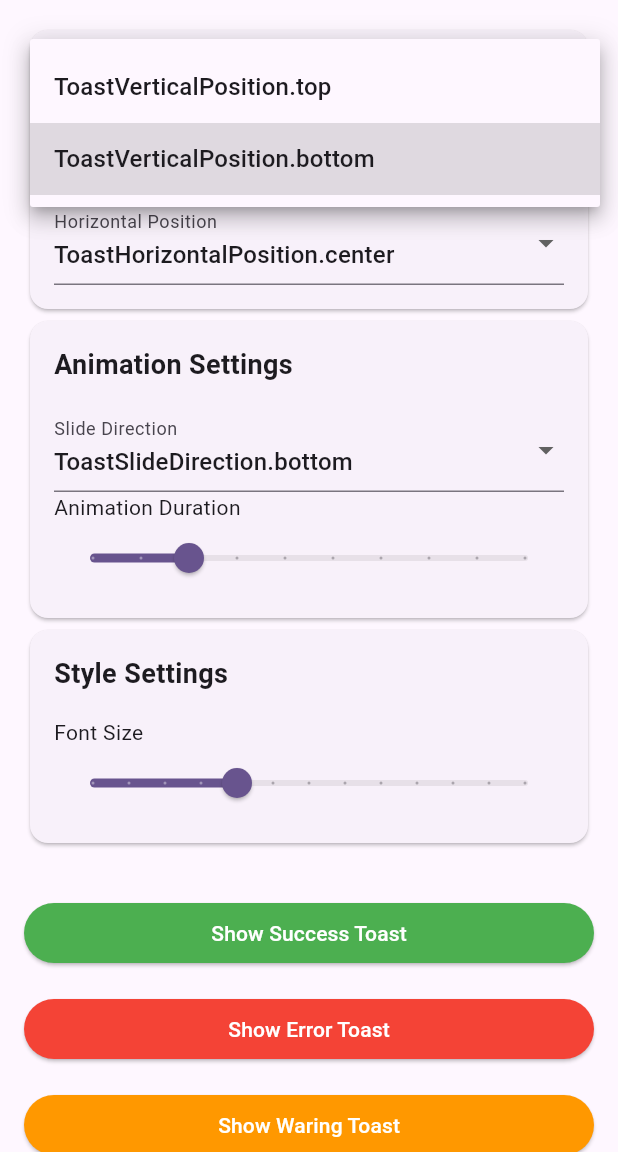
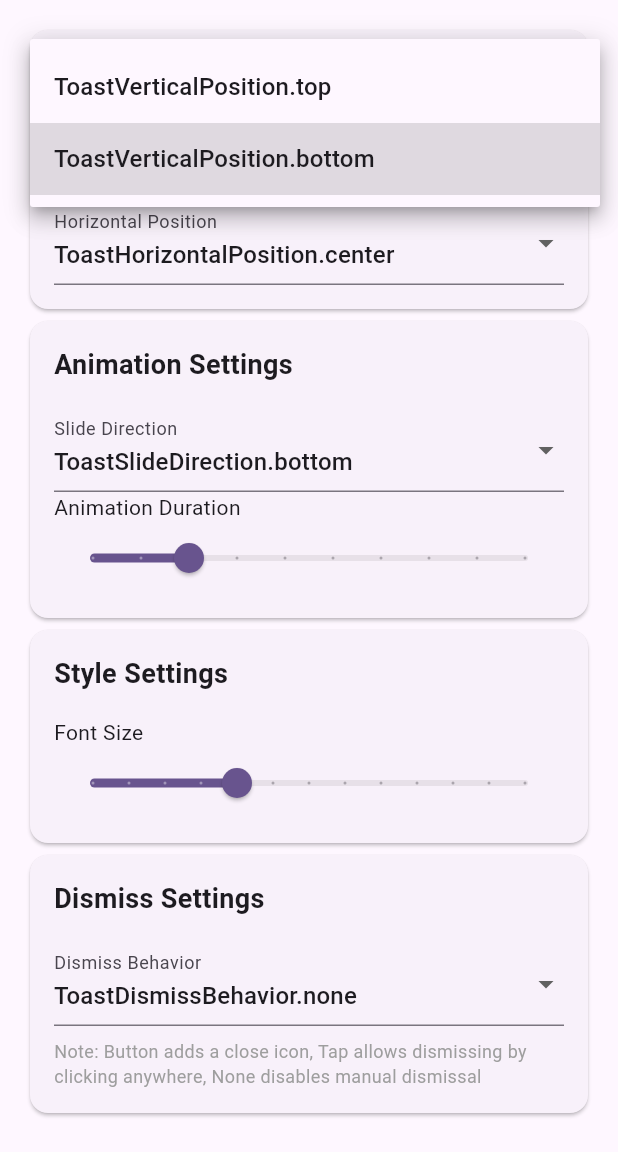
Before and after one commit to zohaibanwer984/mini_toast, a Flutter app: the screen it shows after launch, after a tap on "ToastVerticalPosition.bottom", on a phone screen of 412 x 824 dp, the part 84-1236 px from its top. Run offline on Flutter 3.47's test engine with Material 3 defaults, Android fonts, the phone set to English and light mode, and no system bars.

Commit message:
Updated Example, readme, changelog

```diff
--- a/example/lib/main.dart
+++ b/example/lib/main.dart
@@ -38,6 +38,7 @@ class _MyHomePageState extends State<MyHomePage> {
   final Duration _displayDuration = const Duration(seconds: 3);
   Duration _animationDuration = const Duration(milliseconds: 300);
   double _fontSize = 16.0;
+  ToastDismissBehavior _dismissBehavior = ToastDismissBehavior.none;
 
   @override
   void initState() {
@@ -69,6 +70,8 @@ class _MyHomePageState extends State<MyHomePage> {
             offset: const Offset(0, 4),
           ),
         ],
+        dismissBehavior: _dismissBehavior,
+        closeButtonColor: Colors.white,
       ),
     );
   }
@@ -157,6 +160,32 @@ class _MyHomePageState extends State<MyHomePage> {
                       _updateToastConfig();
                     });
                   },
+                ),
+              ],
+            ),
+            _buildCard(
+              title: 'Dismiss Settings',
+              children: [
+                _buildDropdown<ToastDismissBehavior>(
+                  label: 'Dismiss Behavior',
+                  value: _dismissBehavior,
+                  items: ToastDismissBehavior.values,
+                  onChanged: (value) {
+                    setState(() {
+                      _dismissBehavior = value!;
+                      _updateToastConfig();
+                    });
+                  },
+                ),
+                const Padding(
+                  padding: EdgeInsets.only(top: 8),
+                  child: Text(
+                    'Note: Button adds a close icon, Tap allows dismissing by clicking anywhere, None disables manual dismissal',
+                    style: TextStyle(
+                      color: Colors.grey,
+                      fontSize: 12,
+                    ),
+                  ),
                 ),
               ],
             ),
```
Also changed, not shown: 3 other files.
